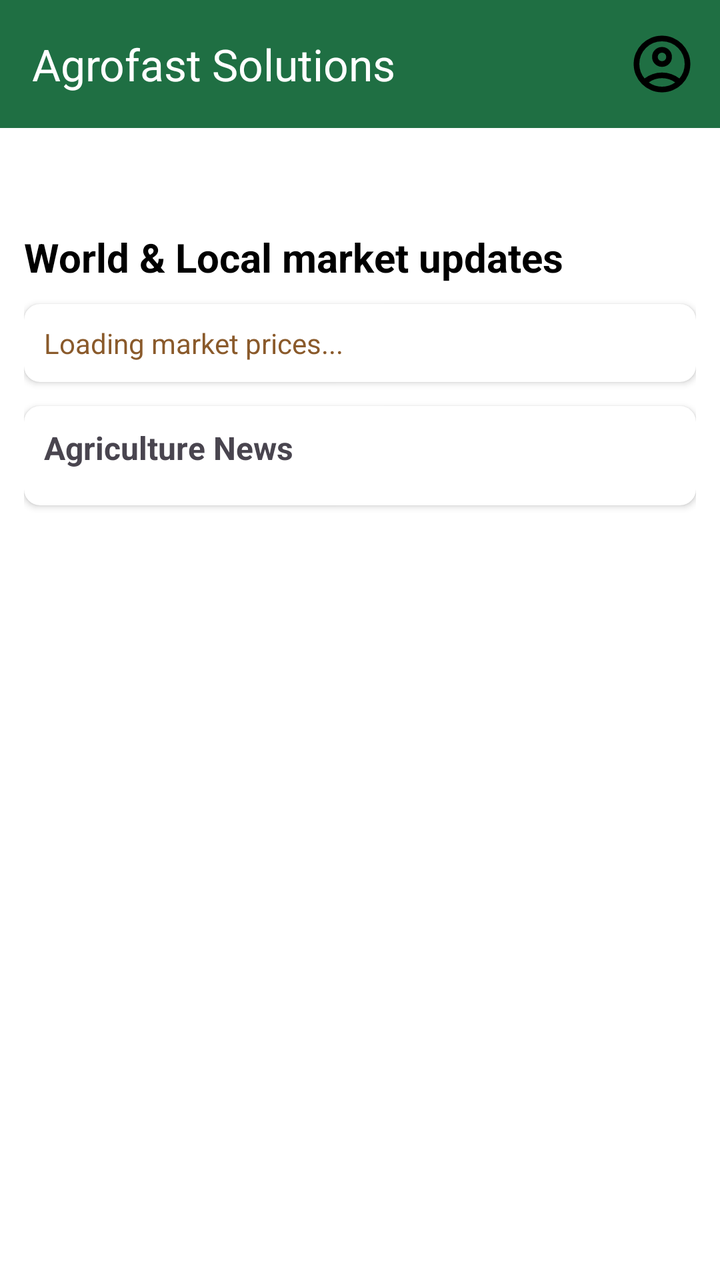
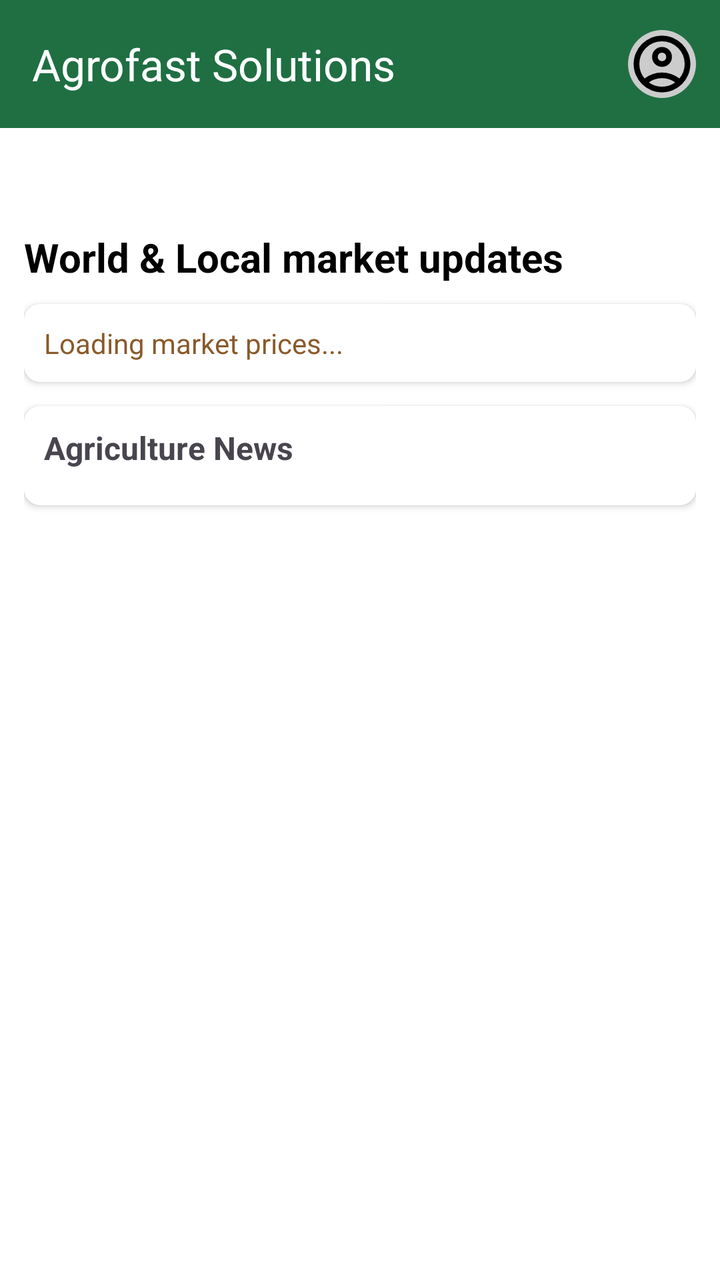

Compare the two renders of this Android layout. The source of the first and the diff that turns it into the second are given below.
<!-- AndroidManifest.xml: application theme Theme.AGROFASTASOLUTIONS -->
<!-- res/layout/activity_dashboard.xml -->
<?xml version="1.0" encoding="utf-8"?>
<androidx.drawerlayout.widget.DrawerLayout xmlns:android="http://schemas.android.com/apk/res/android"
    xmlns:app="http://schemas.android.com/apk/res-auto"
    android:id="@+id/drawer_layout"
    android:layout_width="match_parent"
    android:layout_height="match_parent"
    android:background="@color/agrofast_white"
    >

    
    <androidx.coordinatorlayout.widget.CoordinatorLayout
        android:layout_width="match_parent"
        android:layout_height="match_parent">

        <com.google.android.material.appbar.AppBarLayout
            android:layout_width="match_parent"
            android:layout_height="wrap_content">

            
            <androidx.appcompat.widget.Toolbar
                android:id="@+id/toolbar"
                android:layout_width="match_parent"
                android:layout_height="?attr/actionBarSize"
                android:background="@color/agrofast_green"
                app:title="Agrofast Solutions"
                app:titleTextColor="@android:color/white">

                <ImageView
                    android:id="@+id/iv_profile"
                    android:layout_width="34dp"
                    android:layout_height="34dp"
                    android:layout_gravity="end|center_vertical"
                    android:layout_marginEnd="12dp"
                    android:contentDescription="Profile"
                    android:src="@drawable/ic_account" />

            </androidx.appcompat.widget.Toolbar>

        </com.google.android.material.appbar.AppBarLayout>

        <androidx.core.widget.NestedScrollView
            android:layout_width="match_parent"
            android:layout_height="match_parent"
            app:layout_behavior="@string/appbar_scrolling_view_behavior">

            <LinearLayout
                android:layout_width="match_parent"
                android:layout_height="wrap_content"
                android:orientation="vertical"
                android:padding="12dp">

                
                <TextView
                    android:id="@+id/tv_greeting"
                    android:layout_width="match_parent"
                    android:layout_height="wrap_content"
                    android:layout_marginBottom="12dp"
                    android:text=""
                    android:textColor="@color/agrofast_green"
                    android:textSize="20sp"
                    android:textStyle="bold" />


                <TextView
                    android:id="@+id/dashboard_market_desc"
                    android:layout_width="match_parent"
                    android:layout_height="wrap_content"
                    android:text="World &amp; Local market updates"
                    android:textSize="20sp"
                    android:textStyle="bold"
                    android:layout_marginBottom="10dp"
                    android:textColor="@color/agrofast_black"
                    />

                
                <androidx.cardview.widget.CardView
                    android:layout_width="match_parent"
                    android:layout_height="wrap_content"
                    android:layout_marginBottom="12dp"
                    app:cardCornerRadius="8dp"
                    app:cardElevation="2dp">


                    <TextView
                        android:id="@+id/tv_ticker"
                        android:layout_width="match_parent"
                        android:layout_height="wrap_content"
                        android:padding="10dp"
                        android:singleLine="true"
                        android:ellipsize="marquee"
                        android:marqueeRepeatLimit="marquee_forever"
                        android:focusable="true"
                        android:focusableInTouchMode="true"
                        android:text="Loading market prices..."
                        android:textColor="@color/agrofast_brown"
                        android:textSize="14sp" />
                </androidx.cardview.widget.CardView>

                
                <androidx.cardview.widget.CardView
                    android:layout_width="match_parent"
                    android:layout_height="wrap_content"
                    android:layout_marginBottom="12dp"
                    app:cardCornerRadius="8dp"
                    app:cardElevation="2dp">

                    <LinearLayout
                        android:layout_width="match_parent"
                        android:layout_height="wrap_content"
                        android:orientation="vertical"
                        android:padding="10dp">

                        <TextView
                            android:layout_width="wrap_content"
                            android:layout_height="wrap_content"
                            android:text="Agriculture News"
                            android:textStyle="bold"
                            android:textSize="16sp" />

                        <androidx.recyclerview.widget.RecyclerView
                            android:id="@+id/rv_news"
                            android:layout_width="match_parent"
                            android:layout_height="wrap_content"
                            android:layout_marginTop="8dp" />
                    </LinearLayout>
                </androidx.cardview.widget.CardView>

            </LinearLayout>
        </androidx.core.widget.NestedScrollView>

    </androidx.coordinatorlayout.widget.CoordinatorLayout>

    
    
    <com.google.android.material.navigation.NavigationView
        android:id="@+id/nav_view"
        android:layout_width="250dp"
        android:layout_height="match_parent"
        android:layout_gravity="start">

        <include layout="@layout/nav_drawer_content" />

    </com.google.android.material.navigation.NavigationView>

</androidx.drawerlayout.widget.DrawerLayout>
<!-- res/layout/nav_drawer_content.xml (included above) -->
<?xml version="1.0" encoding="utf-8"?>
<LinearLayout xmlns:android="http://schemas.android.com/apk/res/android"
    xmlns:app="http://schemas.android.com/apk/res-auto"
    android:layout_width="250dp"
    android:layout_height="match_parent"
    android:orientation="vertical"
    android:background="@color/agrofast_brown"
    >

    
    <LinearLayout
        android:layout_width="match_parent"
        android:layout_height="100dp"
        android:orientation="horizontal"
        android:gravity="center_vertical"
        android:padding="20dp"
        android:background="@color/agrofast_green">

        <ImageView
            android:layout_width="36dp"
            android:layout_height="36dp"
            android:src="@mipmap/ic_agrofast_launcher_round"
            android:contentDescription="Agrofast" />

        <TextView
            android:layout_width="wrap_content"
            android:layout_height="wrap_content"
            android:layout_marginStart="16dp"
            android:text="Agrofast Solutions"
            android:textColor="@android:color/white"
            android:textSize="18sp" />
    </LinearLayout>

    
    <LinearLayout
        android:id="@+id/nav_buy"
        android:layout_width="match_parent"
        android:layout_height="48dp"
        android:orientation="horizontal"
        android:gravity="center_vertical"
        android:paddingStart="20dp"
        android:paddingEnd="20dp"
        android:clickable="true"
        android:focusable="true"
        android:background="?attr/selectableItemBackground">

        <ImageView
            android:layout_width="24dp"
            android:layout_height="24dp"
            android:src="@drawable/ic_buy"
            android:contentDescription="Buy"
            app:tint="@android:color/white" />

        <TextView
            android:layout_width="wrap_content"
            android:layout_height="wrap_content"
            android:layout_marginStart="24dp"
            android:text="Buy"
            android:textColor="@android:color/white"
            android:textSize="15sp" />
    </LinearLayout>

    <LinearLayout
        android:id="@+id/nav_sell"
        android:layout_width="match_parent"
        android:layout_height="48dp"
        android:orientation="horizontal"
        android:gravity="center_vertical"
        android:paddingStart="20dp"
        android:paddingEnd="20dp"
        android:clickable="true"
        android:focusable="true"
        android:background="?attr/selectableItemBackground">

        <ImageView
            android:layout_width="24dp"
            android:layout_height="24dp"
            android:src="@drawable/ic_sell"
            android:contentDescription="Sell"
            app:tint="@android:color/white" />

        <TextView
            android:layout_width="wrap_content"
            android:layout_height="wrap_content"
            android:layout_marginStart="24dp"
            android:text="Sell"
            android:textColor="@android:color/white"
            android:textSize="15sp" />
    </LinearLayout>

    <LinearLayout
        android:id="@+id/nav_market"
        android:layout_width="match_parent"
        android:layout_height="48dp"
        android:background="?attr/selectableItemBackground"
        android:clickable="true"
        android:focusable="true"
        android:gravity="center_vertical"
        android:orientation="horizontal"
        android:paddingStart="20dp"
        android:paddingEnd="20dp">

        <ImageView
            android:layout_width="24dp"
            android:layout_height="24dp"
            android:contentDescription="Market"
            android:src="@drawable/ic_bars"
            app:tint="@android:color/white" />

        <TextView
            android:layout_width="wrap_content"
            android:layout_height="wrap_content"
            android:layout_marginStart="24dp"
            android:text="Market / Products"
            android:textColor="@android:color/white"
            android:textSize="15sp" />
    </LinearLayout>

    <LinearLayout
        android:id="@+id/nav_myspace"
        android:layout_width="match_parent"
        android:layout_height="48dp"
        android:orientation="horizontal"
        android:gravity="center_vertical"
        android:paddingStart="20dp"
        android:paddingEnd="20dp"
        android:clickable="true"
        android:focusable="true"
        android:background="?attr/selectableItemBackground">

        <ImageView
            android:layout_width="24dp"
            android:layout_height="24dp"
            android:src="@android:drawable/ic_menu_myplaces"
            android:contentDescription="My Space"
            app:tint="@android:color/white" />

        <TextView
            android:layout_width="wrap_content"
            android:layout_height="wrap_content"
            android:layout_marginStart="24dp"
            android:text="My Space"
            android:textColor="@android:color/white"
            android:textSize="15sp" />
    </LinearLayout>

    <LinearLayout
        android:id="@+id/nav_customize"
        android:layout_width="match_parent"
        android:layout_height="48dp"
        android:orientation="horizontal"
        android:gravity="center_vertical"
        android:paddingStart="20dp"
        android:paddingEnd="20dp"
        android:clickable="true"
        android:focusable="true"
        android:background="?attr/selectableItemBackground">

        <ImageView
            android:layout_width="24dp"
            android:layout_height="24dp"
            android:src="@android:drawable/ic_menu_preferences"
            android:contentDescription="Customize"
            app:tint="@android:color/white" />

        <TextView
            android:layout_width="wrap_content"
            android:layout_height="wrap_content"
            android:layout_marginStart="24dp"
            android:text="Customize"
            android:textColor="@android:color/white"
            android:textSize="15sp" />
    </LinearLayout>

    <LinearLayout
        android:id="@+id/nav_guide"
        android:layout_width="match_parent"
        android:layout_height="48dp"
        android:orientation="horizontal"
        android:gravity="center_vertical"
        android:paddingStart="20dp"
        android:paddingEnd="20dp"
        android:clickable="true"
        android:focusable="true"
        android:background="?attr/selectableItemBackground">

        <ImageView
            android:layout_width="24dp"
            android:layout_height="24dp"
            android:src="@android:drawable/ic_menu_help"
            android:contentDescription="User Guide"
            app:tint="@android:color/white" />

        <TextView
            android:layout_width="wrap_content"
            android:layout_height="wrap_content"
            android:layout_marginStart="24dp"
            android:text="User Guide"
            android:textColor="@android:color/white"
            android:textSize="15sp" />
    </LinearLayout>

    
    <View
        android:layout_width="match_parent"
        android:layout_height="0dp"
        android:layout_weight="1" />

    <LinearLayout
        android:id="@+id/nav_logout"
        android:layout_width="match_parent"
        android:layout_height="48dp"
        android:orientation="horizontal"
        android:gravity="center_vertical"
        android:paddingStart="20dp"
        android:paddingEnd="20dp"
        android:clickable="true"
        android:focusable="true"
        android:background="?attr/selectableItemBackground">

        <ImageView
            android:layout_width="24dp"
            android:layout_height="24dp"
            android:src="@android:drawable/ic_lock_power_off"
            android:contentDescription="Log out"
            app:tint="@android:color/white" />

        
        <TextView
            android:layout_width="wrap_content"
            android:layout_height="wrap_content"
            android:layout_marginStart="24dp"
            android:text="Log out"
            android:textColor="@android:color/white"
            android:textSize="15sp"
             />

    </LinearLayout>

</LinearLayout>
<!-- resources referenced by this layout -->
<resources>
  <color name="agrofast_black">#000000</color>
  <color name="agrofast_brown">#8A5A2B</color>
  <color name="agrofast_green">#1F6F43</color>
  <color name="agrofast_white">#FFFFFF</color>
  <!-- drawable ic_bars (drawable) -->
  <vector xmlns:android="http://schemas.android.com/apk/res/android" android:height="24dp" android:tint="#000000" android:viewportHeight="960" android:viewportWidth="960" android:width="24dp">
        
      <path android:fillColor="@android:color/white" android:pathData="M640,800L640,520L800,520L800,800L640,800ZM400,800L400,160L560,160L560,800L400,800ZM160,800L160,360L320,360L320,800L160,800Z"/>
      
  </vector>
  <!-- drawable ic_buy (drawable) -->
  <vector xmlns:android="http://schemas.android.com/apk/res/android" android:height="24dp" android:tint="#000000" android:viewportHeight="960" android:viewportWidth="960" android:width="24dp">
        
      <path android:fillColor="@android:color/white" android:pathData="M441,840L441,754Q388,742 349.5,708Q311,674 293,612L367,582Q382,630 411.5,655Q441,680 489,680Q530,680 558.5,661.5Q587,643 587,604Q587,569 565,548.5Q543,528 463,502Q377,475 345,437.5Q313,400 313,346Q313,281 355,245Q397,209 441,204L441,120L521,120L521,204Q571,212 603.5,240.5Q636,269 651,310L577,342Q565,310 543,294Q521,278 483,278Q439,278 416,297.5Q393,317 393,346Q393,379 423,398Q453,417 527,438Q596,458 631.5,501.5Q667,545 667,602Q667,673 625,710Q583,747 521,756L521,840L441,840Z"/>
      
  </vector>
  <!-- drawable ic_sell (drawable) -->
  <vector xmlns:android="http://schemas.android.com/apk/res/android" android:height="24dp" android:tint="#000000" android:viewportHeight="24" android:viewportWidth="24" android:width="24dp">
        
      <path android:fillColor="@android:color/white" android:pathData="M21.41,11.41l-8.83,-8.83C12.21,2.21 11.7,2 11.17,2H4C2.9,2 2,2.9 2,4v7.17c0,0.53 0.21,1.04 0.59,1.41l8.83,8.83c0.78,0.78 2.05,0.78 2.83,0l7.17,-7.17C22.2,13.46 22.2,12.2 21.41,11.41zM6.5,8C5.67,8 5,7.33 5,6.5S5.67,5 6.5,5S8,5.67 8,6.5S7.33,8 6.5,8z"/>
      
  </vector>
  <!-- mipmap ic_agrofast_launcher_round (mipmap-anydpi-v26) -->
  <?xml version="1.0" encoding="utf-8"?>
  <adaptive-icon xmlns:android="http://schemas.android.com/apk/res/android">
      <background android:drawable="@drawable/ic_agrofast_launcher_background"/>
      <foreground android:drawable="@mipmap/ic_agrofast_launcher_foreground"/>
      <monochrome android:drawable="@mipmap/ic_agrofast_launcher_foreground"/>
  </adaptive-icon>
  <style name="Theme.AGROFASTASOLUTIONS" parent="Base.Theme.AGROFASTASOLUTIONS" />
  <style name="Base.Theme.AGROFASTASOLUTIONS" parent="Theme.Material3.DayNight.NoActionBar">
          
          
              
          <item name="CardBackgroundColor">@color/agrofast_green</item>
          <item name="CardStrokeColor">@color/agrofast_green</item>
  
      </style>
  <!-- unchanged entries left out for length: 2 -->
</resources>

<!-- the commit's change to res/layout/activity_dashboard.xml (unified diff, before → after) -->
@@ -31,7 +31,9 @@
                     android:layout_height="34dp"
                     android:layout_gravity="end|center_vertical"
                     android:layout_marginEnd="12dp"
+                    android:background="@drawable/bg_circle_placeholder"
                     android:contentDescription="Profile"
+                    android:scaleType="centerCrop"
                     android:src="@drawable/ic_account" />
 
             </androidx.appcompat.widget.Toolbar>
@@ -291,6 +293,32 @@
     </LinearLayout>
 
     <LinearLayout
+        android:id="@+id/nav_favourites"
+        android:layout_width="match_parent"
+        android:layout_height="wrap_content"
+        android:orientation="horizontal"
+        android:gravity="center_vertical"
+        android:paddingHorizontal="20dp"
+        android:paddingVertical="14dp"
+        android:background="?attr/selectableItemBackground">
+
+        <ImageView
+            android:layout_width="24dp"
+            android:layout_height="24dp"
+            android:src="@android:drawable/btn_star_big_off"
+            android:contentDescription="Favourites"
+            app:tint="@color/agrofast_white" />
+
+        <TextView
+            android:layout_width="wrap_content"
+            android:layout_height="wrap_content"
+            android:layout_marginStart="16dp"
+            android:text="Favourites"
+            android:textSize="16sp"
+            android:textColor="@color/agrofast_white" />
+    </LinearLayout>
+
+    <LinearLayout
         android:id="@+id/nav_customize"
         android:layout_width="match_parent"
         android:layout_height="48dp"
@@ -307,7 +335,7 @@
             android:layout_height="24dp"
             android:src="@android:drawable/ic_menu_preferences"
             android:contentDescription="Customize"
-            app:tint="@android:color/white" />
+            app:tint="@color/agrofast_white" />
 
         <TextView
             android:layout_width="wrap_content"
<!-- resource entries referenced after the edit -->
@@ -4,6 +4,11 @@
   <color name="agrofast_brown">#8A5A2B</color>
   <color name="agrofast_green">#1F6F43</color>
   <color name="agrofast_white">#FFFFFF</color>
+  <!-- drawable bg_circle_placeholder (drawable) -->
+  <?xml version="1.0" encoding="utf-8"?>
+  <shape xmlns:android="http://schemas.android.com/apk/res/android" android:shape="oval">
+      <solid android:color="#CCCCCC" />
+  </shape>
   <!-- drawable ic_bars (drawable) -->
   <vector xmlns:android="http://schemas.android.com/apk/res/android" android:height="24dp" android:tint="#000000" android:viewportHeight="960" android:viewportWidth="960" android:width="24dp">
         
